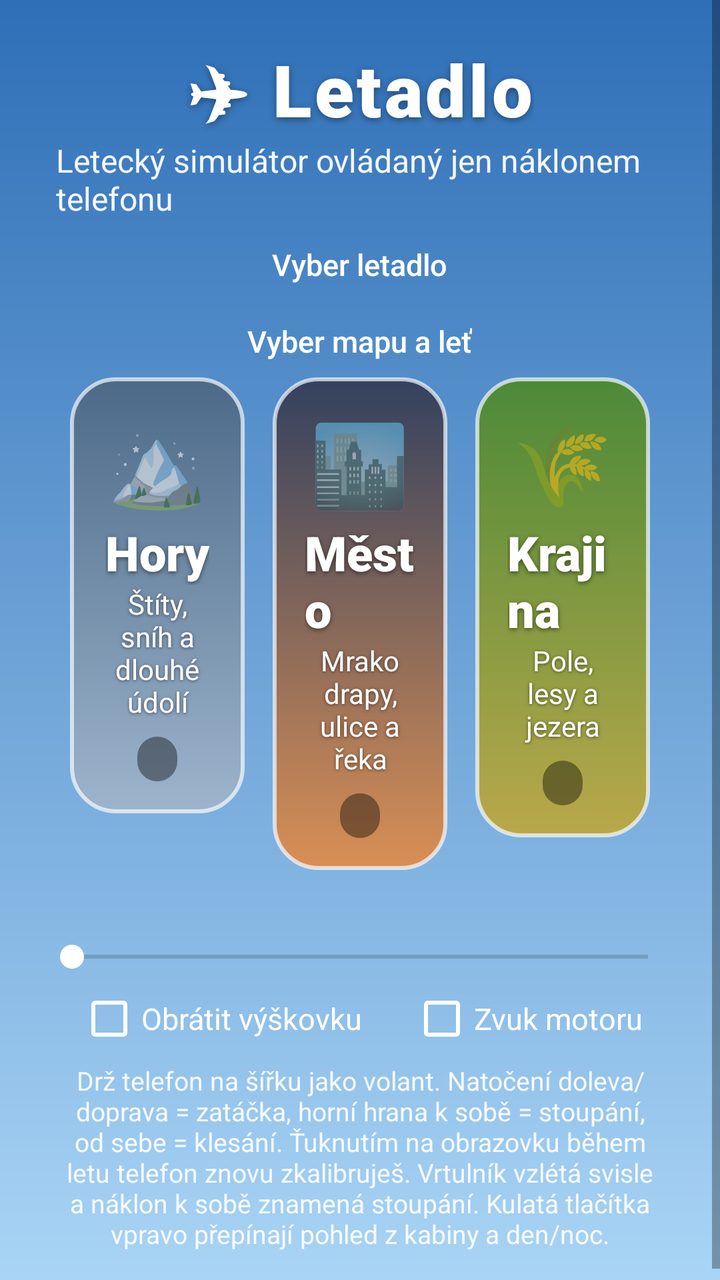
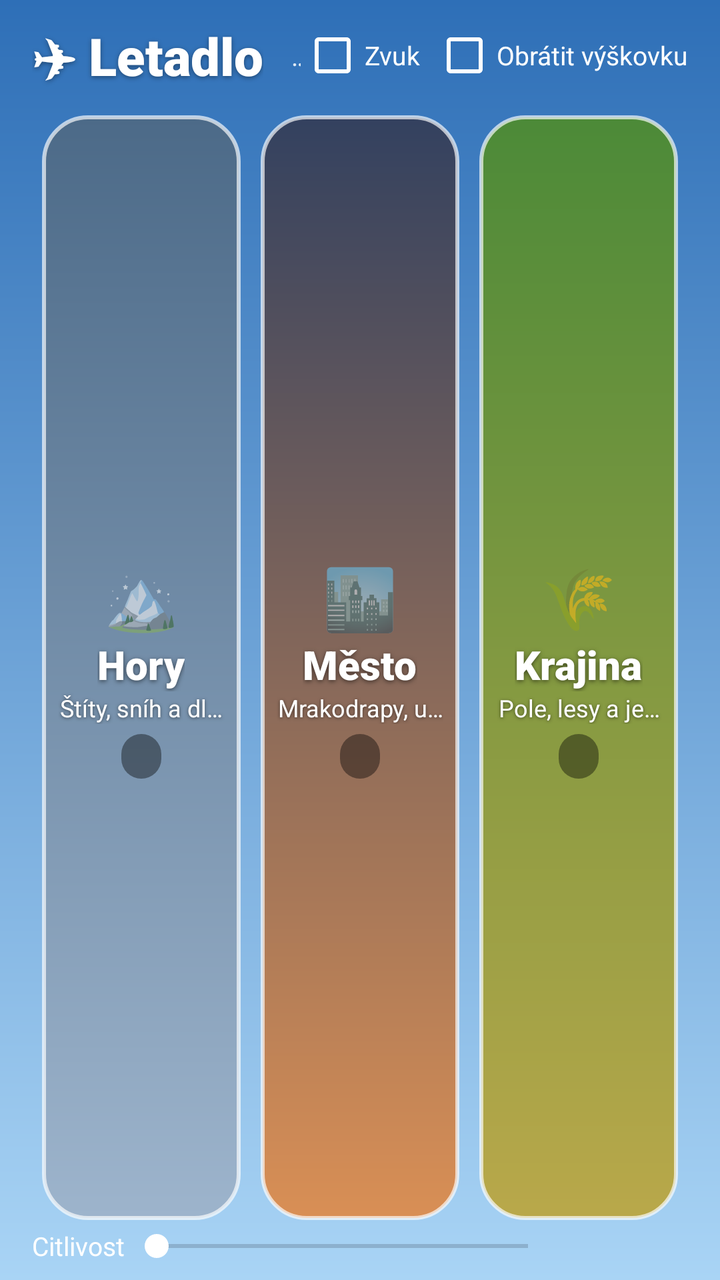

Screens rendered from an Android XML layout before and after an edit, with the pre-edit source and the edit as a unified diff.
<!-- AndroidManifest.xml: application theme Theme.Letadlo -->
<!-- res/layout/activity_main.xml -->
<?xml version="1.0" encoding="utf-8"?>
<ScrollView xmlns:android="http://schemas.android.com/apk/res/android"
    android:layout_width="match_parent"
    android:layout_height="match_parent"
    android:background="@drawable/bg_menu"
    android:fillViewport="true">

    <LinearLayout
        android:id="@+id/menuContent"
        android:layout_width="match_parent"
        android:layout_height="wrap_content"
        android:gravity="center_horizontal"
        android:orientation="vertical"
        android:paddingStart="28dp"
        android:paddingTop="20dp"
        android:paddingEnd="28dp"
        android:paddingBottom="20dp">

        <TextView
            android:layout_width="wrap_content"
            android:layout_height="wrap_content"
            android:fontFamily="sans-serif-black"
            android:letterSpacing="0.04"
            android:shadowColor="#66000000"
            android:shadowDy="3"
            android:shadowRadius="8"
            android:text="✈ Letadlo"
            android:textColor="@color/white"
            android:textSize="36sp" />

        <TextView
            android:layout_width="wrap_content"
            android:layout_height="wrap_content"
            android:text="@string/menu_subtitle"
            android:textColor="#F0FFFFFF"
            android:textSize="16sp" />

        <TextView
            android:layout_width="wrap_content"
            android:layout_height="wrap_content"
            android:layout_marginTop="12dp"
            android:fontFamily="sans-serif-medium"
            android:text="@string/menu_pick_aircraft"
            android:textColor="@color/white"
            android:textSize="15sp" />

        <HorizontalScrollView
            android:layout_width="wrap_content"
            android:layout_height="wrap_content"
            android:layout_marginTop="6dp"
            android:scrollbars="none">

            <LinearLayout
                android:id="@+id/aircraftRow"
                android:layout_width="wrap_content"
                android:layout_height="wrap_content"
                android:orientation="horizontal" />
        </HorizontalScrollView>

        <TextView
            android:layout_width="wrap_content"
            android:layout_height="wrap_content"
            android:layout_marginTop="12dp"
            android:fontFamily="sans-serif-medium"
            android:text="@string/menu_pick_map"
            android:textColor="@color/white"
            android:textSize="15sp" />

        <LinearLayout
            android:layout_width="match_parent"
            android:layout_height="wrap_content"
            android:layout_marginTop="8dp"
            android:orientation="horizontal">

            <LinearLayout
                android:id="@+id/cardMountains"
                style="@style/MapCard"
                android:background="@drawable/card_mountains">

                <TextView style="@style/MapEmoji" android:text="🏔️" />
                <TextView style="@style/MapTitle" android:text="@string/map_mountains" />
                <TextView style="@style/MapDesc" android:text="@string/map_mountains_desc" />
                <TextView android:id="@+id/recordMountains" style="@style/MapRecord" />
            </LinearLayout>

            <LinearLayout
                android:id="@+id/cardCity"
                style="@style/MapCard"
                android:background="@drawable/card_city">

                <TextView style="@style/MapEmoji" android:text="🏙️" />
                <TextView style="@style/MapTitle" android:text="@string/map_city" />
                <TextView style="@style/MapDesc" android:text="@string/map_city_desc" />
                <TextView android:id="@+id/recordCity" style="@style/MapRecord" />
            </LinearLayout>

            <LinearLayout
                android:id="@+id/cardCountryside"
                style="@style/MapCard"
                android:background="@drawable/card_countryside">

                <TextView style="@style/MapEmoji" android:text="🌾" />
                <TextView style="@style/MapTitle" android:text="@string/map_countryside" />
                <TextView style="@style/MapDesc" android:text="@string/map_countryside_desc" />
                <TextView android:id="@+id/recordCountryside" style="@style/MapRecord" />
            </LinearLayout>
        </LinearLayout>

        <TextView
            android:id="@+id/sensitivityLabel"
            android:layout_width="wrap_content"
            android:layout_height="wrap_content"
            android:layout_marginTop="12dp"
            android:textColor="@color/white"
            android:textSize="15sp" />

        <SeekBar
            android:id="@+id/sensitivity"
            android:layout_width="320dp"
            android:layout_height="wrap_content"
            android:layout_marginTop="2dp"
            android:progressTint="@color/white"
            android:thumbTint="@color/white" />

        <LinearLayout
            android:layout_width="wrap_content"
            android:layout_height="wrap_content"
            android:layout_marginTop="6dp"
            android:orientation="horizontal">

            <CheckBox
                android:id="@+id/invertPitch"
                android:layout_width="wrap_content"
                android:layout_height="wrap_content"
                android:buttonTint="@color/white"
                android:text="@string/invert_pitch"
                android:textColor="@color/white"
                android:textSize="15sp" />

            <CheckBox
                android:id="@+id/sound"
                android:layout_width="wrap_content"
                android:layout_height="wrap_content"
                android:layout_marginStart="24dp"
                android:buttonTint="@color/white"
                android:text="@string/sound"
                android:textColor="@color/white"
                android:textSize="15sp" />
        </LinearLayout>

        <TextView
            android:layout_width="wrap_content"
            android:layout_height="wrap_content"
            android:layout_marginTop="6dp"
            android:gravity="center"
            android:maxWidth="640dp"
            android:text="@string/menu_howto"
            android:textColor="#E6FFFFFF"
            android:textSize="13sp" />
    </LinearLayout>
</ScrollView>
<!-- resources referenced by this layout -->
<resources>
  <color name="white">#FFFFFFFF</color>
  <string name="invert_pitch">Obrátit výškovku</string>
  <string name="map_city">Město</string>
  <string name="map_city_desc">Mrakodrapy, ulice a řeka</string>
  <string name="map_countryside">Krajina</string>
  <string name="map_countryside_desc">Pole, lesy a jezera</string>
  <string name="map_mountains">Hory</string>
  <string name="map_mountains_desc">Štíty, sníh a dlouhé údolí</string>
  <string name="menu_howto">Drž telefon na šířku jako volant. Natočení doleva/doprava = zatáčka, horní hrana k sobě = stoupání, od sebe = klesání. Ťuknutím na obrazovku během letu telefon znovu zkalibruješ. Vrtulník vzlétá svisle a náklon k sobě znamená stoupání. Kulatá tlačítka vpravo přepínají pohled z kabiny a den/noc.</string>
  <string name="menu_pick_aircraft">Vyber letadlo</string>
  <string name="menu_pick_map">Vyber mapu a leť</string>
  <string name="menu_subtitle">Letecký simulátor ovládaný jen náklonem telefonu</string>
  <string name="sound">Zvuk motoru</string>
  <style name="MapCard">
          <item name="android:layout_width">0dp</item>
          <item name="android:layout_height">wrap_content</item>
          <item name="android:layout_weight">1</item>
          <item name="android:layout_marginStart">7dp</item>
          <item name="android:layout_marginEnd">7dp</item>
          <item name="android:orientation">vertical</item>
          <item name="android:gravity">center_horizontal</item>
          <item name="android:padding">16dp</item>
          <item name="android:clickable">true</item>
          <item name="android:focusable">true</item>
          <item name="android:foreground">?android:attr/selectableItemBackground</item>
          <item name="android:elevation">6dp</item>
      </style>
  <style name="MapDesc">
          <item name="android:layout_width">wrap_content</item>
          <item name="android:layout_height">wrap_content</item>
          <item name="android:gravity">center</item>
          <item name="android:textColor">@color/white</item>
          <item name="android:textSize">14sp</item>
          <item name="android:shadowColor">#88000000</item>
          <item name="android:shadowDy">1</item>
          <item name="android:shadowRadius">4</item>
      </style>
  <style name="MapEmoji">
          <item name="android:layout_width">wrap_content</item>
          <item name="android:layout_height">wrap_content</item>
          <item name="android:textSize">40sp</item>
      </style>
  <style name="MapRecord">
          <item name="android:layout_width">wrap_content</item>
          <item name="android:layout_height">wrap_content</item>
          <item name="android:layout_marginTop">8dp</item>
          <item name="android:background">@drawable/hud_pill</item>
          <item name="android:paddingStart">10dp</item>
          <item name="android:paddingEnd">10dp</item>
          <item name="android:paddingTop">3dp</item>
          <item name="android:paddingBottom">3dp</item>
          <item name="android:textColor">@color/white</item>
          <item name="android:textSize">12sp</item>
      </style>
  <style name="MapTitle">
          <item name="android:layout_width">wrap_content</item>
          <item name="android:layout_height">wrap_content</item>
          <item name="android:layout_marginTop">2dp</item>
          <item name="android:fontFamily">sans-serif-black</item>
          <item name="android:textColor">@color/white</item>
          <item name="android:textSize">24sp</item>
          <item name="android:shadowColor">#88000000</item>
          <item name="android:shadowDy">2</item>
          <item name="android:shadowRadius">6</item>
      </style>
  <color name="sky_top">#FF2E6FB7</color>
  <color name="sky_bottom">#FFA9D4F5</color>
  <color name="accent">#FFE8533B</color>
  <color name="hud_bg">#66000000</color>
  <!-- unchanged entries left out for length: 6 -->
</resources>

<!-- the commit's change to res/layout/activity_main.xml (unified diff, before → after) -->
@@ -1,161 +1,141 @@
 <?xml version="1.0" encoding="utf-8"?>
-<ScrollView xmlns:android="http://schemas.android.com/apk/res/android"
+<LinearLayout xmlns:android="http://schemas.android.com/apk/res/android"
+    android:id="@+id/menuContent"
     android:layout_width="match_parent"
     android:layout_height="match_parent"
     android:background="@drawable/bg_menu"
-    android:fillViewport="true">
+    android:orientation="vertical"
+    android:paddingStart="16dp"
+    android:paddingTop="10dp"
+    android:paddingEnd="16dp"
+    android:paddingBottom="8dp">
 
     <LinearLayout
-        android:id="@+id/menuContent"
         android:layout_width="match_parent"
         android:layout_height="wrap_content"
-        android:gravity="center_horizontal"
-        android:orientation="vertical"
-        android:paddingStart="28dp"
-        android:paddingTop="20dp"
-        android:paddingEnd="28dp"
-        android:paddingBottom="20dp">
+        android:gravity="center_vertical"
+        android:orientation="horizontal">
 
         <TextView
             android:layout_width="wrap_content"
             android:layout_height="wrap_content"
             android:fontFamily="sans-serif-black"
-            android:letterSpacing="0.04"
             android:shadowColor="#66000000"
-            android:shadowDy="3"
-            android:shadowRadius="8"
+            android:shadowDy="2"
+            android:shadowRadius="6"
             android:text="✈ Letadlo"
             android:textColor="@color/white"
-            android:textSize="36sp" />
+            android:textSize="26sp" />
+
+        <TextView
+            android:layout_width="0dp"
+            android:layout_height="wrap_content"
+            android:layout_marginStart="14dp"
+            android:layout_weight="1"
+            android:ellipsize="end"
+            android:maxLines="1"
+            android:text="@string/menu_subtitle"
+            android:textColor="#D9FFFFFF"
+            android:textSize="13sp" />
+
+        <CheckBox
+            android:id="@+id/sound"
+            android:layout_width="wrap_content"
+            android:layout_height="wrap_content"
+            android:buttonTint="@color/white"
+            android:minHeight="0dp"
+            android:text="@string/sound_short"
+            android:textColor="@color/white"
+            android:textSize="13sp" />
+
+        <CheckBox
+            android:id="@+id/invertPitch"
+            android:layout_width="wrap_content"
+            android:layout_height="wrap_content"
+            android:layout_marginStart="6dp"
+            android:buttonTint="@color/white"
+            android:minHeight="0dp"
+            android:text="@string/invert_pitch"
+            android:textColor="@color/white"
+            android:textSize="13sp" />
+    </LinearLayout>
+
+    <GridLayout
+        android:id="@+id/aircraftGrid"
+        android:layout_width="match_parent"
+        android:layout_height="wrap_content"
+        android:layout_marginTop="6dp"
+        android:columnCount="4" />
+
+    <LinearLayout
+        android:layout_width="match_parent"
+        android:layout_height="0dp"
+        android:layout_marginTop="6dp"
+        android:layout_weight="1"
+        android:orientation="horizontal">
+
+        <LinearLayout
+            android:id="@+id/cardMountains"
+            style="@style/MapCard"
+            android:background="@drawable/card_mountains">
+
+            <TextView style="@style/MapEmoji" android:text="🏔️" />
+            <TextView style="@style/MapTitle" android:text="@string/map_mountains" />
+            <TextView style="@style/MapDesc" android:text="@string/map_mountains_desc" />
+            <TextView android:id="@+id/recordMountains" style="@style/MapRecord" />
+        </LinearLayout>
+
+        <LinearLayout
+            android:id="@+id/cardCity"
+            style="@style/MapCard"
+            android:background="@drawable/card_city">
+
+            <TextView style="@style/MapEmoji" android:text="🏙️" />
+            <TextView style="@style/MapTitle" android:text="@string/map_city" />
+            <TextView style="@style/MapDesc" android:text="@string/map_city_desc" />
+            <TextView android:id="@+id/recordCity" style="@style/MapRecord" />
+        </LinearLayout>
+
+        <LinearLayout
+            android:id="@+id/cardCountryside"
+            style="@style/MapCard"
+            android:background="@drawable/card_countryside">
+
+            <TextView style="@style/MapEmoji" android:text="🌾" />
+            <TextView style="@style/MapTitle" android:text="@string/map_countryside" />
+            <TextView style="@style/MapDesc" android:text="@string/map_countryside_desc" />
+            <TextView android:id="@+id/recordCountryside" style="@style/MapRecord" />
+        </LinearLayout>
+    </LinearLayout>
+
+    <LinearLayout
+        android:layout_width="match_parent"
+        android:layout_height="wrap_content"
+        android:layout_marginTop="4dp"
+        android:gravity="center_vertical"
+        android:orientation="horizontal">
 
         <TextView
             android:layout_width="wrap_content"
             android:layout_height="wrap_content"
-            android:text="@string/menu_subtitle"
-            android:textColor="#F0FFFFFF"
-            android:textSize="16sp" />
+            android:text="@string/sensitivity"
+            android:textColor="@color/white"
+            android:textSize="13sp" />
 
-        <TextView
-            android:layout_width="wrap_content"
+        <SeekBar
+            android:id="@+id/sensitivity"
+            android:layout_width="0dp"
             android:layout_height="wrap_content"
-            android:layout_marginTop="12dp"
-            android:fontFamily="sans-serif-medium"
-            android:text="@string/menu_pick_aircraft"
-            android:textColor="@color/white"
-            android:textSize="15sp" />
-
-        <HorizontalScrollView
-            android:layout_width="wrap_content"
-            android:layout_height="wrap_content"
-            android:layout_marginTop="6dp"
-            android:scrollbars="none">
-
-            <LinearLayout
-                android:id="@+id/aircraftRow"
-                android:layout_width="wrap_content"
-                android:layout_height="wrap_content"
-                android:orientation="horizontal" />
-        </HorizontalScrollView>
-
-        <TextView
-            android:layout_width="wrap_content"
-            android:layout_height="wrap_content"
-            android:layout_marginTop="12dp"
-            android:fontFamily="sans-serif-medium"
-            android:text="@string/menu_pick_map"
-            android:textColor="@color/white"
-            android:textSize="15sp" />
-
-        <LinearLayout
-            android:layout_width="match_parent"
-            android:layout_height="wrap_content"
-            android:layout_marginTop="8dp"
-            android:orientation="horizontal">
-
-            <LinearLayout
-                android:id="@+id/cardMountains"
-                style="@style/MapCard"
-                android:background="@drawable/card_mountains">
-
-                <TextView style="@style/MapEmoji" android:text="🏔️" />
-                <TextView style="@style/MapTitle" android:text="@string/map_mountains" />
-                <TextView style="@style/MapDesc" android:text="@string/map_mountains_desc" />
-                <TextView android:id="@+id/recordMountains" style="@style/MapRecord" />
-            </LinearLayout>
-
-            <LinearLayout
-                android:id="@+id/cardCity"
-                style="@style/MapCard"
-                android:background="@drawable/card_city">
-
-                <TextView style="@style/MapEmoji" android:text="🏙️" />
-                <TextView style="@style/MapTitle" android:text="@string/map_city" />
-                <TextView style="@style/MapDesc" android:text="@string/map_city_desc" />
-                <TextView android:id="@+id/recordCity" style="@style/MapRecord" />
-            </LinearLayout>
-
-            <LinearLayout
-                android:id="@+id/cardCountryside"
-                style="@style/MapCard"
-                android:background="@drawable/card_countryside">
-
-                <TextView style="@style/MapEmoji" android:text="🌾" />
-                <TextView style="@style/MapTitle" android:text="@string/map_countryside" />
-                <TextView style="@style/MapDesc" android:text="@string/map_countryside_desc" />
-                <TextView android:id="@+id/recordCountryside" style="@style/MapRecord" />
-            </LinearLayout>
-        </LinearLayout>
+            android:layout_weight="1"
+            android:progressTint="@color/white"
+            android:thumbTint="@color/white" />
 
         <TextView
             android:id="@+id/sensitivityLabel"
             android:layout_width="wrap_content"
             android:layout_height="wrap_content"
-            android:layout_marginTop="12dp"
+            android:minWidth="64dp"
             android:textColor="@color/white"
-            android:textSize="15sp" />
-
-        <SeekBar
-            android:id="@+id/sensitivity"
-            android:layout_width="320dp"
-            android:layout_height="wrap_content"
-            android:layout_marginTop="2dp"
-            android:progressTint="@color/white"
-            android:thumbTint="@color/white" />
-
-        <LinearLayout
-            android:layout_width="wrap_content"
-            android:layout_height="wrap_content"
-            android:layout_marginTop="6dp"
-            android:orientation="horizontal">
-
-            <CheckBox
-                android:id="@+id/invertPitch"
-                android:layout_width="wrap_content"
-                android:layout_height="wrap_content"
-                android:buttonTint="@color/white"
-                android:text="@string/invert_pitch"
-                android:textColor="@color/white"
-                android:textSize="15sp" />
-
-            <CheckBox
-                android:id="@+id/sound"
-                android:layout_width="wrap_content"
-                android:layout_height="wrap_content"
-                android:layout_marginStart="24dp"
-                android:buttonTint="@color/white"
-                android:text="@string/sound"
-                android:textColor="@color/white"
-                android:textSize="15sp" />
-        </LinearLayout>
-
-        <TextView
-            android:layout_width="wrap_content"
-            android:layout_height="wrap_content"
-            android:layout_marginTop="6dp"
-            android:gravity="center"
-            android:maxWidth="640dp"
-            android:text="@string/menu_howto"
-            android:textColor="#E6FFFFFF"
             android:textSize="13sp" />
     </LinearLayout>
-</ScrollView>
+</LinearLayout>
<!-- resource entries referenced after the edit -->
@@ -8,20 +8,18 @@
   <string name="map_countryside_desc">Pole, lesy a jezera</string>
   <string name="map_mountains">Hory</string>
   <string name="map_mountains_desc">Štíty, sníh a dlouhé údolí</string>
-  <string name="menu_howto">Drž telefon na šířku jako volant. Natočení doleva/doprava = zatáčka, horní hrana k sobě = stoupání, od sebe = klesání. Ťuknutím na obrazovku během letu telefon znovu zkalibruješ. Vrtulník vzlétá svisle a náklon k sobě znamená stoupání. Kulatá tlačítka vpravo přepínají pohled z kabiny a den/noc.</string>
-  <string name="menu_pick_aircraft">Vyber letadlo</string>
-  <string name="menu_pick_map">Vyber mapu a leť</string>
-  <string name="menu_subtitle">Letecký simulátor ovládaný jen náklonem telefonu</string>
-  <string name="sound">Zvuk motoru</string>
+  <string name="menu_subtitle">vyber letadlo a klepni na mapu</string>
+  <string name="sensitivity">Citlivost</string>
+  <string name="sound_short">Zvuk</string>
   <style name="MapCard">
           <item name="android:layout_width">0dp</item>
-          <item name="android:layout_height">wrap_content</item>
+          <item name="android:layout_height">match_parent</item>
           <item name="android:layout_weight">1</item>
-          <item name="android:layout_marginStart">7dp</item>
-          <item name="android:layout_marginEnd">7dp</item>
+          <item name="android:layout_marginStart">5dp</item>
+          <item name="android:layout_marginEnd">5dp</item>
           <item name="android:orientation">vertical</item>
-          <item name="android:gravity">center_horizontal</item>
-          <item name="android:padding">16dp</item>
+          <item name="android:gravity">center</item>
+          <item name="android:padding">8dp</item>
           <item name="android:clickable">true</item>
           <item name="android:focusable">true</item>
           <item name="android:foreground">?android:attr/selectableItemBackground</item>
@@ -31,8 +29,10 @@
           <item name="android:layout_width">wrap_content</item>
           <item name="android:layout_height">wrap_content</item>
           <item name="android:gravity">center</item>
+          <item name="android:maxLines">1</item>
+          <item name="android:ellipsize">end</item>
           <item name="android:textColor">@color/white</item>
-          <item name="android:textSize">14sp</item>
+          <item name="android:textSize">12sp</item>
           <item name="android:shadowColor">#88000000</item>
           <item name="android:shadowDy">1</item>
           <item name="android:shadowRadius">4</item>
@@ -40,12 +40,12 @@
   <style name="MapEmoji">
           <item name="android:layout_width">wrap_content</item>
           <item name="android:layout_height">wrap_content</item>
-          <item name="android:textSize">40sp</item>
+          <item name="android:textSize">30sp</item>
       </style>
   <style name="MapRecord">
           <item name="android:layout_width">wrap_content</item>
           <item name="android:layout_height">wrap_content</item>
-          <item name="android:layout_marginTop">8dp</item>
+          <item name="android:layout_marginTop">5dp</item>
           <item name="android:background">@drawable/hud_pill</item>
           <item name="android:paddingStart">10dp</item>
           <item name="android:paddingEnd">10dp</item>
@@ -57,10 +57,10 @@
   <style name="MapTitle">
           <item name="android:layout_width">wrap_content</item>
           <item name="android:layout_height">wrap_content</item>
-          <item name="android:layout_marginTop">2dp</item>
+          <item name="android:layout_marginTop">0dp</item>
           <item name="android:fontFamily">sans-serif-black</item>
           <item name="android:textColor">@color/white</item>
-          <item name="android:textSize">24sp</item>
+          <item name="android:textSize">20sp</item>
           <item name="android:shadowColor">#88000000</item>
           <item name="android:shadowDy">2</item>
           <item name="android:shadowRadius">6</item>
